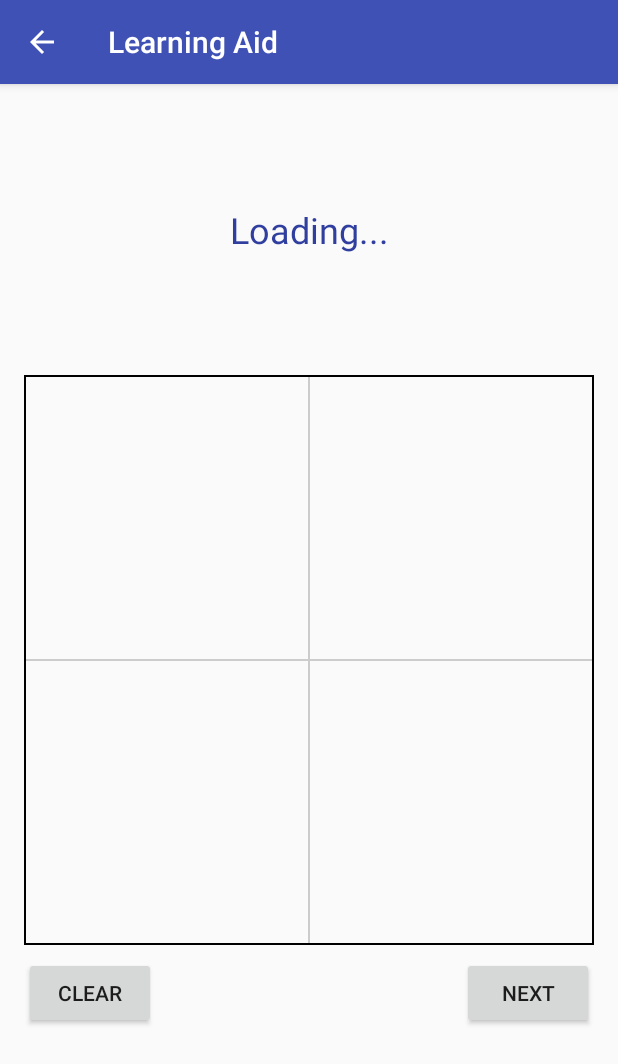
After one commit to aljfajardo/genki-pa, an Android app: the PracticeWritingActivity screen opened directly, with no data from a screen before it, on a phone screen of 412 x 824 dp. The commit adds this screen. Shown: the top 1064 px of the screen. Run offline under Robolectric (Android 15) with nearby library versions, the phone set to English and light mode, and no system bars.

Commit message:
Set up drawing canvas and clear with some placeholders.

```diff
--- a/app/build.gradle
+++ b/app/build.gradle
@@ -23,9 +23,8 @@ dependencies {
     implementation 'com.android.support:appcompat-v7:26.1.0'
     implementation 'com.android.support.constraint:constraint-layout:1.0.2'
     implementation 'com.android.support:support-v4:26.1.0'
+    implementation 'com.android.support:recyclerview-v7:26.1.0'
     testImplementation 'junit:junit:4.12'
     androidTestImplementation 'com.android.support.test:runner:1.0.1'
     androidTestImplementation 'com.android.support.test.espresso:espresso-core:3.0.1'
-
-    compile 'com.android.support:recyclerview-v7:26.1.0'
 }
--- /dev/null
+++ b/app/src/main/java/com/example/android/learningaid/PracticeWritingActivity.java
@@ -0,0 +1,32 @@
+package com.example.android.learningaid;
+
+import android.support.v7.app.AppCompatActivity;
+import android.os.Bundle;
+import android.util.Log;
+import android.view.View;
+
+import com.example.android.learningaid.view.DrawingView;
+
+public class PracticeWritingActivity extends AppCompatActivity {
+
+    @Override
+    protected void onCreate(Bundle savedInstanceState) {
+        super.onCreate(savedInstanceState);
+        setContentView(R.layout.activity_practice_writing);
+    }
+
+    @Override
+    public boolean onNavigateUp() {
+        super.onDestroy();
+        return super.onNavigateUp();
+    }
+
+    public void onClickClear(View view) {
+        DrawingView drawingView = findViewById(R.id.drawing_view);
+        drawingView.clearCanvas();
+    }
+
+    public void onClickNext(View view) {
+
+    }
+}
--- /dev/null
+++ b/app/src/main/java/com/example/android/learningaid/view/DrawingView.java
@@ -0,0 +1,65 @@
+package com.example.android.learningaid.view;
+
+import android.content.Context;
+import android.graphics.Canvas;
+import android.graphics.Color;
+import android.graphics.Paint;
+import android.graphics.Path;
+import android.util.AttributeSet;
+import android.view.MotionEvent;
+import android.view.View;
+
+public class DrawingView extends View {
+    private final int paintColor = Color.BLACK;
+    private Paint drawPaint;
+    private Path path = new Path();
+
+    public DrawingView(Context context, AttributeSet attrs) {
+        super(context, attrs);
+        setFocusable(true);
+        setFocusableInTouchMode(true);
+        setupPaint();
+    }
+
+    private void setupPaint() {
+        drawPaint = new Paint();
+        drawPaint.setColor(paintColor);
+        drawPaint.setAntiAlias(true);
+        drawPaint.setStrokeWidth(5);
+        drawPaint.setStyle(Paint.Style.STROKE);
+        drawPaint.setStrokeJoin(Paint.Join.ROUND);
+        drawPaint.setStrokeCap(Paint.Cap.ROUND);
+    }
+
+    @Override
+    protected void onDraw(Canvas canvas) {
+        canvas.drawPath(path, drawPaint);
+    }
+
+    @Override
+    public boolean onTouchEvent(MotionEvent event) {
+        float pointX = event.getX();
+        float pointY = event.getY();
+        switch (event.getAction()) {
+            case MotionEvent.ACTION_DOWN:
+                path.moveTo(pointX, pointY);
+                return true;
+            case MotionEvent.ACTION_MOVE:
+                path.lineTo(pointX, pointY);
+                break;
+            default:
+                return false;
+        }
+        postInvalidate();
+        return true;
+    }
+
+    public void clearCanvas() {
+        path.reset();
+        invalidate();
+    }
+
+    public void saveCanvas() {
+
+    }
+}
--- /dev/null
+++ b/app/src/main/res/drawable/practice_writing_grid_quadrant.xml
@@ -0,0 +1,26 @@
+<?xml version="1.0" encoding="utf-8"?>
+<layer-list xmlns:android="http://schemas.android.com/apk/res/android">
+    <item>
+        <shape android:shape="line">
+            <stroke
+                android:color="@color/colorGray"
+                android:width="1dp" />
+        </shape>
+    </item>
+    <item>
+        <rotate
+            android:fromDegrees="90"
+            android:toDegrees="90">
+            <shape android:shape="line">
+                <stroke
+                    android:color="@color/colorGray"
+                    android:width="1dp" />
+            </shape>
+        </rotate>
+    </item>
+    <item>
+        <shape android:shape="rectangle">
+            <stroke android:width="1dp" />
+        </shape>
+    </item>
+</layer-list>
--- /dev/null
+++ b/app/src/main/res/layout/activity_practice_writing.xml
@@ -0,0 +1,49 @@
+<?xml version="1.0" encoding="utf-8"?>
+<android.support.constraint.ConstraintLayout
+    xmlns:android="http://schemas.android.com/apk/res/android"
+    xmlns:app="http://schemas.android.com/apk/res-auto"
+    android:layout_width="match_parent"
+    android:layout_height="match_parent">
+    <TextView
+        android:id="@+id/drawing_suggestion"
+        android:layout_width="wrap_content"
+        android:layout_height="wrap_content"
+        android:text="Loading..."
+        android:textSize="24dp"
+        android:textColor="@color/colorPrimaryDark"
+        app:layout_constraintTop_toTopOf="parent"
+        app:layout_constraintRight_toRightOf="parent"
+        app:layout_constraintBottom_toTopOf="@+id/drawing_view"
+        app:layout_constraintLeft_toLeftOf="parent" />
+    <com.example.android.learningaid.view.DrawingView xmlns:android="http://schemas.android.com/apk/res/android"
+        android:id="@+id/drawing_view"
+        android:layout_width="0dp"
+        android:layout_height="0dp"
+        android:layout_marginLeft="16dp"
+        android:layout_marginRight="16dp"
+        android:background="@drawable/practice_writing_grid_quadrant"
+        app:layout_constraintBottom_toBottomOf="parent"
+        app:layout_constraintDimensionRatio="1:1"
+        app:layout_constraintLeft_toLeftOf="parent"
+        app:layout_constraintRight_toRightOf="parent"
+        app:layout_constraintTop_toTopOf="parent">
+    </com.example.android.learningaid.view.DrawingView>
+    <Button
+        android:layout_width="wrap_content"
+        android:layout_height="wrap_content"
+        android:layout_marginTop="8dp"
+        android:layout_marginLeft="16dp"
+        android:text="@string/canvas_clear"
+        android:onClick="onClickClear"
+        app:layout_constraintTop_toBottomOf="@+id/drawing_view"
+        app:layout_constraintLeft_toLeftOf="parent" />
+    <Button
+        android:layout_width="wrap_content"
+        android:layout_height="wrap_content"
+        android:layout_marginTop="8dp"
+        android:layout_marginRight="16dp"
+        android:text="@string/canvas_next"
+        android:onClick="onClickNext"
+        app:layout_constraintTop_toBottomOf="@+id/drawing_view"
+        app:layout_constraintRight_toRightOf="parent" />
+</android.support.constraint.ConstraintLayout>
--- a/app/src/main/res/values/colors.xml
+++ b/app/src/main/res/values/colors.xml
@@ -3,4 +3,5 @@
     <color name="colorPrimary">#3F51B5</color>
     <color name="colorPrimaryDark">#303F9F</color>
     <color name="colorAccent">#FF4081</color>
+    <color name="colorGray">#CCCCCC</color>
 </resources>
--- a/app/src/main/res/values/strings.xml
+++ b/app/src/main/res/values/strings.xml
@@ -1,6 +1,7 @@
 <resources>
     <string name="app_name">Learning Aid</string>
     <string name="button_kana_practice">Practice Kana</string>
+    <string name="button_kana_writing">Writing Kana</string>
     <string name="button_course_content">Course Content</string>
     <string name="button_practice_content">Practice Content</string>
 
@@ -32,4 +33,7 @@
     <string name="ya_katakana">ヤユヨ</string>
     <string name="ra_katakana">ラリルレロ</string>
     <string name="wa_n_katakana">ワヲン</string>
+
+    <string name="canvas_clear">Clear</string>
+    <string name="canvas_next">Next</string>
 </resources>
--- a/build.gradle
+++ b/build.gradle
@@ -7,7 +7,7 @@ buildscript {
         jcenter()
     }
     dependencies {
-        classpath 'com.android.tools.build:gradle:3.0.1'
+        classpath 'com.android.tools.build:gradle:3.1.0'
 
 
         // NOTE: Do not place your application dependencies here; they belong
```
Also changed, not shown: app/src/main/AndroidManifest.xml (+6 -2 lines), app/src/main/java/com/example/android/learningaid/MainActivity.java (+6 -19 lines), app/src/main/res/layout/activity_main.xml (+5 -12 lines), gradle/wrapper/gradle-wrapper.properties.
